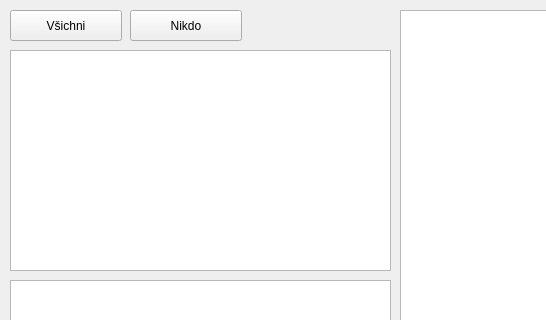
Qt form ui/message.ui (ruz76/qgis_patrac) before a commit; both pictures show x 0 to 546 and y 0 to 320 of the 733 by 548 pixel window.
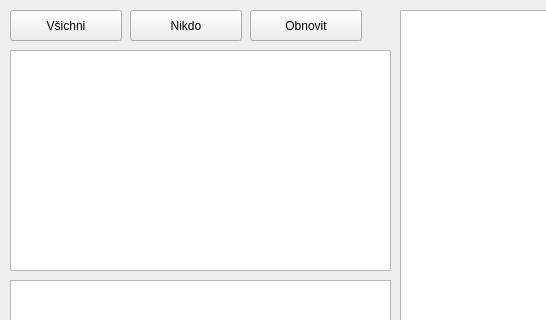
The same form after that commit.

The edit to the form file:
```diff
--- a/ui/message.ui
+++ b/ui/message.ui
@@ -108,6 +108,19 @@
     <string>Nikdo</string>
    </property>
   </widget>
+  <widget class="QPushButton" name="btnRefresh">
+   <property name="geometry">
+    <rect>
+     <x>250</x>
+     <y>10</y>
+     <width>112</width>
+     <height>31</height>
+    </rect>
+   </property>
+   <property name="text">
+    <string>Obnovit</string>
+   </property>
+  </widget>
  </widget>
  <resources/>
  <connections>
```
